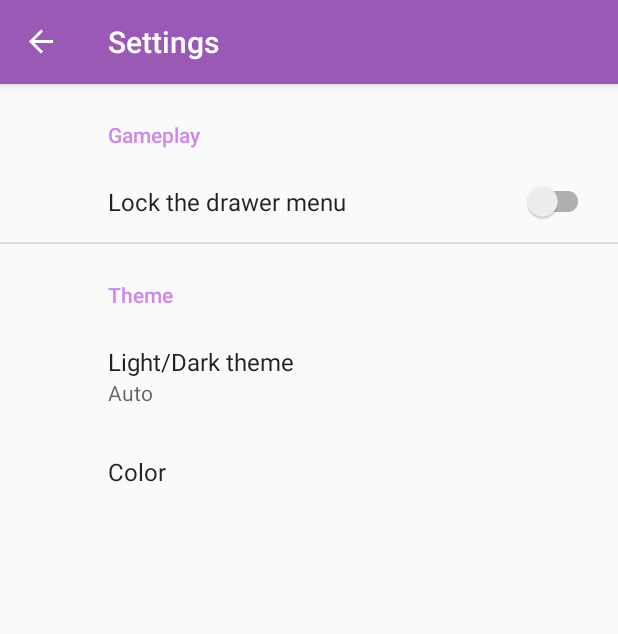
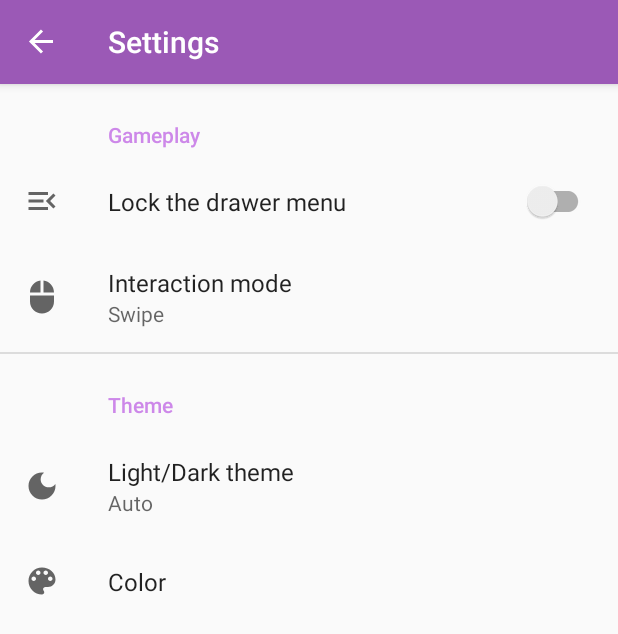
Before and after one commit to stephanemathis/towerhanoiv2, an Android app: the screen it shows after launch (MainActivity), in the side drawer, after a tap on "Settings", on a phone screen of 412 x 824 dp. Shown: the top 634 px of the screen. Run offline under Robolectric (Android 15) with nearby library versions, the phone set to English and light mode, and no system bars; our stand-ins replace androidx.preference, navigation-ui; libraries missing offline, so code that uses them is left out: dev.sasikanth.colorsheet; pictures from the network do not load; 4 statements that could not run were skipped.

Commit message:
Ajout d'un settings pour le mode de déplacement + des icônes sur chaque réglage

```diff
--- a/app/src/main/java/fr/mathis/tourhanoipro/AppApplication.java
+++ b/app/src/main/java/fr/mathis/tourhanoipro/AppApplication.java
@@ -13,6 +13,7 @@ public class AppApplication extends android.app.Application {
     public void onCreate() {
         super.onCreate();
 
+        // Initialise le thème
         String currentThemeMode = PrefHelper.ReadString(this, PrefHelper.KEY_DARK_THEME, null);
         if(currentThemeMode == null)
             PrefHelper.SaveString(this, PrefHelper.KEY_DARK_THEME, "auto");
@@ -30,5 +31,9 @@ public class AppApplication extends android.app.Application {
             savedGames.add(GameView.getNewSaveData(this, PrefHelper.ReadInt(this, PrefHelper.KEY_DISK_COUNT, -1)));
             DataManager.SaveAllGames(savedGames, this);
         }
+
+        String currentMouvementMode = PrefHelper.ReadString(this, PrefHelper.KEY_MOUVEMENT, null);
+        if(currentMouvementMode == null)
+            PrefHelper.SaveString(this, PrefHelper.KEY_MOUVEMENT, "swipe");
     }
 }
--- a/app/src/main/java/fr/mathis/tourhanoipro/core/tools/PrefHelper.java
+++ b/app/src/main/java/fr/mathis/tourhanoipro/core/tools/PrefHelper.java
@@ -10,6 +10,7 @@ public class PrefHelper {
     public static String KEY_DRAWER_LOCKED = "pref_key_drawer_touch_enabled";
     public static String KEY_DARK_THEME = "pref_key_dark_theme";
     public static String KEY_THEME_INDEX = "pref_key_theme_index";
+    public static String KEY_MOUVEMENT = "pref_key_mouvement_mode";
     public static int DEFAULT_THEME_INDEX = 3;
 
     public static int ReadInt(Context context, String key, int defaultValue) {
--- /dev/null
+++ b/app/src/main/res/drawable/ic_baseline_dark_mode_24.xml
@@ -0,0 +1,10 @@
+<vector xmlns:android="http://schemas.android.com/apk/res/android"
+    android:width="24dp"
+    android:height="24dp"
+    android:viewportWidth="24"
+    android:viewportHeight="24"
+    android:tint="?attr/colorControlNormal">
+  <path
+      android:fillColor="@android:color/white"
+      android:pathData="M12,3c-4.97,0 -9,4.03 -9,9s4.03,9 9,9s9,-4.03 9,-9c0,-0.46 -0.04,-0.92 -0.1,-1.36c-0.98,1.37 -2.58,2.26 -4.4,2.26c-2.98,0 -5.4,-2.42 -5.4,-5.4c0,-1.81 0.89,-3.42 2.26,-4.4C12.92,3.04 12.46,3 12,3L12,3z"/>
+</vector>
--- /dev/null
+++ b/app/src/main/res/drawable/ic_baseline_menu_open_24.xml
@@ -0,0 +1,10 @@
+<vector xmlns:android="http://schemas.android.com/apk/res/android"
+    android:width="24dp"
+    android:height="24dp"
+    android:viewportWidth="24"
+    android:viewportHeight="24"
+    android:tint="?attr/colorControlNormal">
+  <path
+      android:fillColor="@android:color/white"
+      android:pathData="M3,18h13v-2L3,16v2zM3,13h10v-2L3,11v2zM3,6v2h13L16,6L3,6zM21,15.59L17.42,12 21,8.41 19.59,7l-5,5 5,5L21,15.59z"/>
+</vector>
--- /dev/null
+++ b/app/src/main/res/drawable/ic_baseline_mouse_24.xml
@@ -0,0 +1,10 @@
+<vector xmlns:android="http://schemas.android.com/apk/res/android"
+    android:width="24dp"
+    android:height="24dp"
+    android:viewportWidth="24"
+    android:viewportHeight="24"
+    android:tint="?attr/colorControlNormal">
+  <path
+      android:fillColor="@android:color/white"
+      android:pathData="M13,1.07L13,9h7c0,-4.08 -3.05,-7.44 -7,-7.93zM4,15c0,4.42 3.58,8 8,8s8,-3.58 8,-8v-4L4,11v4zM11,1.07C7.05,1.56 4,4.92 4,9h7L11,1.07z"/>
+</vector>
--- /dev/null
+++ b/app/src/main/res/drawable/ic_baseline_palette_24.xml
@@ -0,0 +1,10 @@
+<vector xmlns:android="http://schemas.android.com/apk/res/android"
+    android:width="24dp"
+    android:height="24dp"
+    android:viewportWidth="24"
+    android:viewportHeight="24"
+    android:tint="?attr/colorControlNormal">
+  <path
+      android:fillColor="@android:color/white"
+      android:pathData="M12,3c-4.97,0 -9,4.03 -9,9s4.03,9 9,9c0.83,0 1.5,-0.67 1.5,-1.5 0,-0.39 -0.15,-0.74 -0.39,-1.01 -0.23,-0.26 -0.38,-0.61 -0.38,-0.99 0,-0.83 0.67,-1.5 1.5,-1.5L16,16c2.76,0 5,-2.24 5,-5 0,-4.42 -4.03,-8 -9,-8zM6.5,12c-0.83,0 -1.5,-0.67 -1.5,-1.5S5.67,9 6.5,9 8,9.67 8,10.5 7.33,12 6.5,12zM9.5,8C8.67,8 8,7.33 8,6.5S8.67,5 9.5,5s1.5,0.67 1.5,1.5S10.33,8 9.5,8zM14.5,8c-0.83,0 -1.5,-0.67 -1.5,-1.5S13.67,5 14.5,5s1.5,0.67 1.5,1.5S15.33,8 14.5,8zM17.5,12c-0.83,0 -1.5,-0.67 -1.5,-1.5S16.67,9 17.5,9s1.5,0.67 1.5,1.5 -0.67,1.5 -1.5,1.5z"/>
+</vector>
--- a/app/src/main/res/values/arrays.xml
+++ b/app/src/main/res/values/arrays.xml
@@ -10,6 +10,16 @@
         <item>auto</item>
         <item>always_on</item>
         <item>always_off</item>
+    </string-array>
+
+    <string-array name="mouvements_mode">
+        <item>@string/pref_mouvement_swipe</item>
+        <item>@string/pref_mouvement_touch</item>
+    </string-array>
+
+    <string-array name="mouvements_mode_values">
+        <item>swipe</item>
+        <item>touch</item>
     </string-array>
 
     <array name="themeColors">
--- a/app/src/main/res/values/strings.xml
+++ b/app/src/main/res/values/strings.xml
@@ -33,6 +33,9 @@
     <string name="pref_theme_style">Color</string>
     <string name="pref_key_color">prefKeyColor</string>
     <string name="pref_gameplay">Gameplay</string>
+    <string name="pref_mouvement">Interaction mode</string>
+    <string name="pref_mouvement_swipe">Swipe</string>
+    <string name="pref_mouvement_touch">Touch</string>
 
     <string name="quick_touch_enable">Enable Quick touch mode</string>
     <string name="quick_touch_delete">Disable quick touch mode</string>
--- a/app/src/main/res/xml/settings.xml
+++ b/app/src/main/res/xml/settings.xml
@@ -9,7 +9,16 @@
             android:key="pref_key_drawer_touch_enabled"
             android:switchTextOff="@string/pref_drawer_touch_off"
             android:switchTextOn="@string/pref_drawer_touch_on"
+            android:icon="@drawable/ic_baseline_menu_open_24"
             android:title="@string/pref_drawer_touch" />
+
+        <ListPreference
+            android:entries="@array/mouvements_mode"
+            android:entryValues="@array/mouvements_mode_values"
+            android:key="pref_key_mouvement_mode"
+            android:icon="@drawable/ic_baseline_mouse_24"
+            android:title="@string/pref_mouvement"
+            app:useSimpleSummaryProvider="true"/>
     </PreferenceCategory>
 
     <PreferenceCategory android:title="@string/pref_theme_title">
@@ -18,11 +27,13 @@
             android:entries="@array/dark_modes"
             android:entryValues="@array/dark_modes_values"
             android:key="pref_key_dark_theme"
+            android:icon="@drawable/ic_baseline_dark_mode_24"
             android:title="@string/pref_theme_dark"
             app:useSimpleSummaryProvider="true"/>
         <Preference
             android:id="@+id/prefThemeStyle"
             android:title="@string/pref_theme_style"
+            android:icon="@drawable/ic_baseline_palette_24"
             android:key="@string/pref_key_color"></Preference>
     </PreferenceCategory>
 
```
Also changed, not shown: 1 other file.
